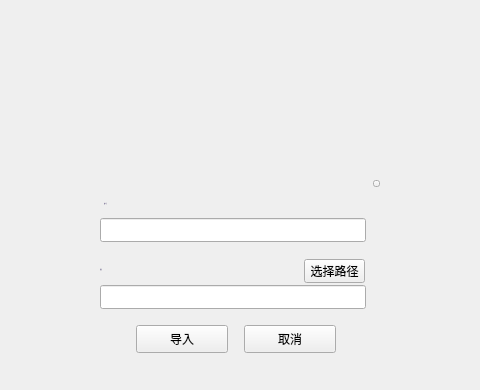
Before: the Qt Designer form XWCWallet/importdialog.ui in Whitecoin-Owner/Whitecoin-qt, drawn with Qt 5; both pictures show x 246 to 726 and y 0 to 390 of the 960 by 543 pixel window.
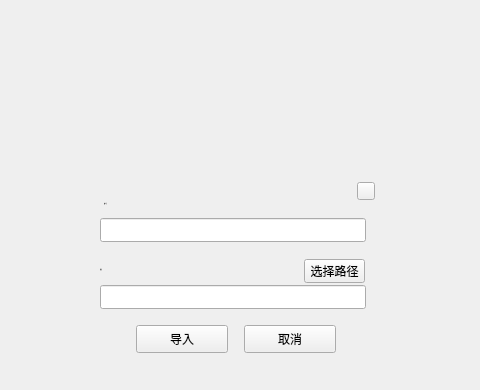
After: the same form once the commit is applied.

```diff
--- a/XWCWallet/importdialog.ui
+++ b/XWCWallet/importdialog.ui
@@ -95,10 +95,10 @@
     <widget class="QToolButton" name="closeBtn">
      <property name="geometry">
       <rect>
-       <x>289</x>
-       <y>5</y>
-       <width>7</width>
-       <height>7</height>
+       <x>273</x>
+       <y>7</y>
+       <width>18</width>
+       <height>18</height>
       </rect>
      </property>
      <property name="cursor">
@@ -163,7 +163,7 @@
       </font>
      </property>
      <property name="styleSheet">
-      <string notr="true">color: rgb(137, 129, 161);
+      <string notr="true">color:rgb(80,80,80);
 font: 11px &quot;微软雅黑&quot;;</string>
      </property>
      <property name="text">
@@ -235,7 +235,7 @@
       </font>
      </property>
      <property name="styleSheet">
-      <string notr="true">color: rgb(137, 129, 161);
+      <string notr="true">color:rgb(80,80,80);
 font: 11px &quot;微软雅黑&quot;;</string>
      </property>
      <property name="text">
```
